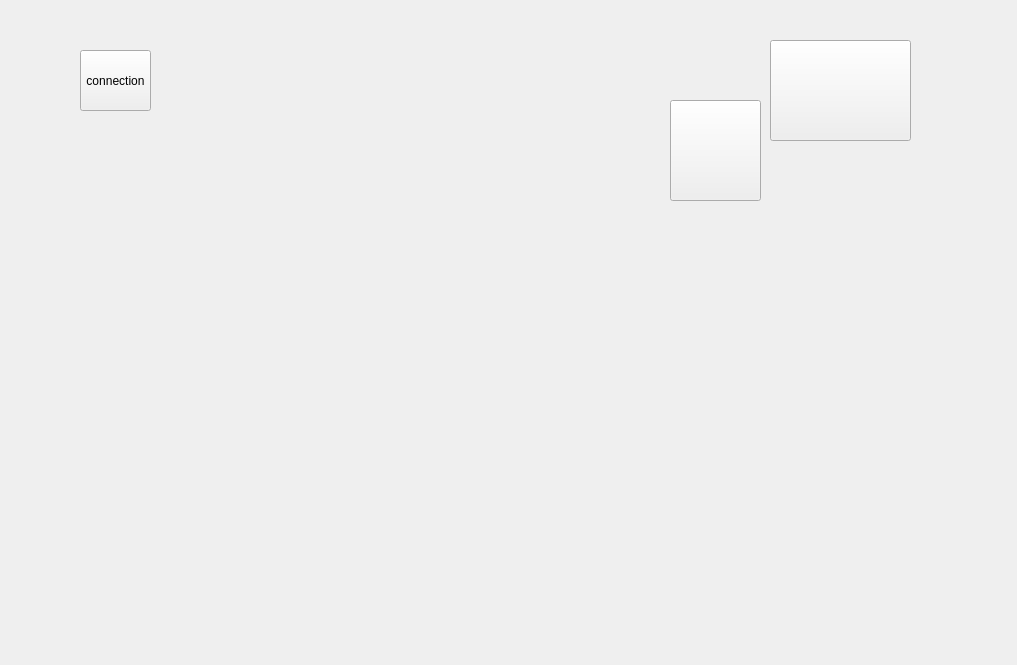
Above: TLMainWidget.ui from yuanyuewandou/TeachLearnClient before the change. Below: the same form after it.
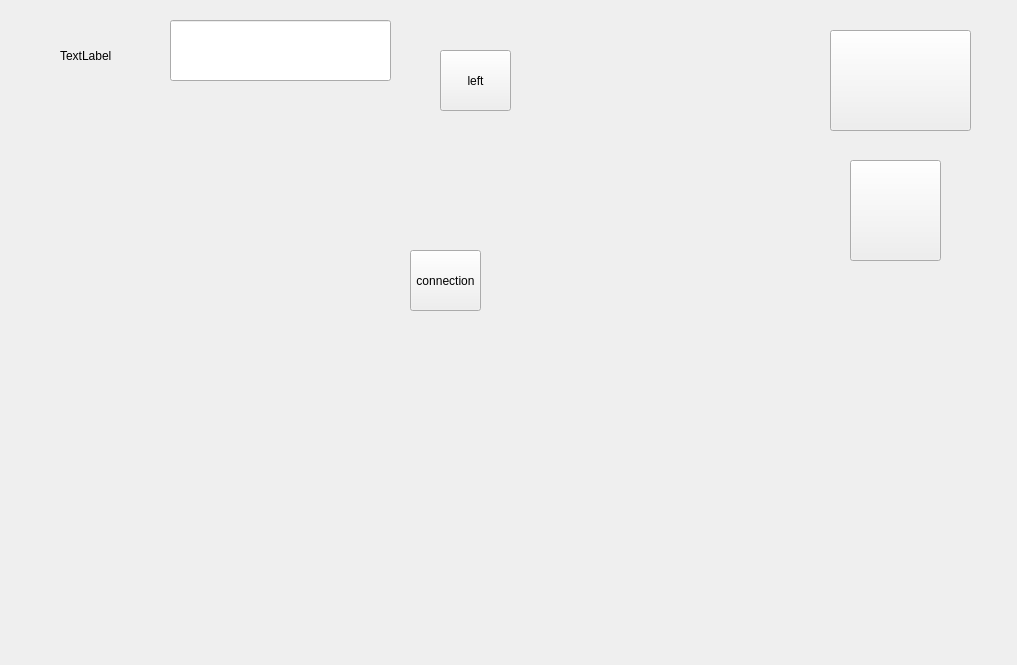
That is the form after the change. Custom widgets are drawn as their Qt base class.

Commit message: join and left

```diff
--- a/TLMainWidget.ui
+++ b/TLMainWidget.ui
@@ -16,8 +16,8 @@
   <widget class="TLAnimationButton" name="m_homeButton">
    <property name="geometry">
     <rect>
-     <x>770</x>
-     <y>40</y>
+     <x>830</x>
+     <y>30</y>
      <width>141</width>
      <height>101</height>
     </rect>
@@ -26,8 +26,8 @@
   <widget class="TLSwitchButton" name="m_languageSwitchButton" native="true">
    <property name="geometry">
     <rect>
-     <x>600</x>
-     <y>20</y>
+     <x>620</x>
+     <y>160</y>
      <width>121</width>
      <height>51</height>
     </rect>
@@ -36,8 +36,8 @@
   <widget class="TLAnimationButton" name="m_whiteBoardButton">
    <property name="geometry">
     <rect>
-     <x>670</x>
-     <y>100</y>
+     <x>850</x>
+     <y>160</y>
      <width>91</width>
      <height>101</height>
     </rect>
@@ -46,8 +46,8 @@
   <widget class="QPushButton" name="m_connectionPushButton">
    <property name="geometry">
     <rect>
-     <x>80</x>
-     <y>50</y>
+     <x>410</x>
+     <y>250</y>
      <width>71</width>
      <height>61</height>
     </rect>
@@ -56,6 +56,42 @@
     <string>connection</string>
    </property>
   </widget>
+  <widget class="QLineEdit" name="m_userLineEdit">
+   <property name="geometry">
+    <rect>
+     <x>170</x>
+     <y>20</y>
+     <width>221</width>
+     <height>61</height>
+    </rect>
+   </property>
+  </widget>
+  <widget class="QLabel" name="m_userLabel">
+   <property name="geometry">
+    <rect>
+     <x>60</x>
+     <y>40</y>
+     <width>81</width>
+     <height>31</height>
+    </rect>
+   </property>
+   <property name="text">
+    <string>TextLabel</string>
+   </property>
+  </widget>
+  <widget class="QPushButton" name="m_leftPushButton">
+   <property name="geometry">
+    <rect>
+     <x>440</x>
+     <y>50</y>
+     <width>71</width>
+     <height>61</height>
+    </rect>
+   </property>
+   <property name="text">
+    <string>left</string>
+   </property>
+  </widget>
  </widget>
  <layoutdefault spacing="6" margin="11"/>
  <customwidgets>
```
The commit also changes 13 other files.
